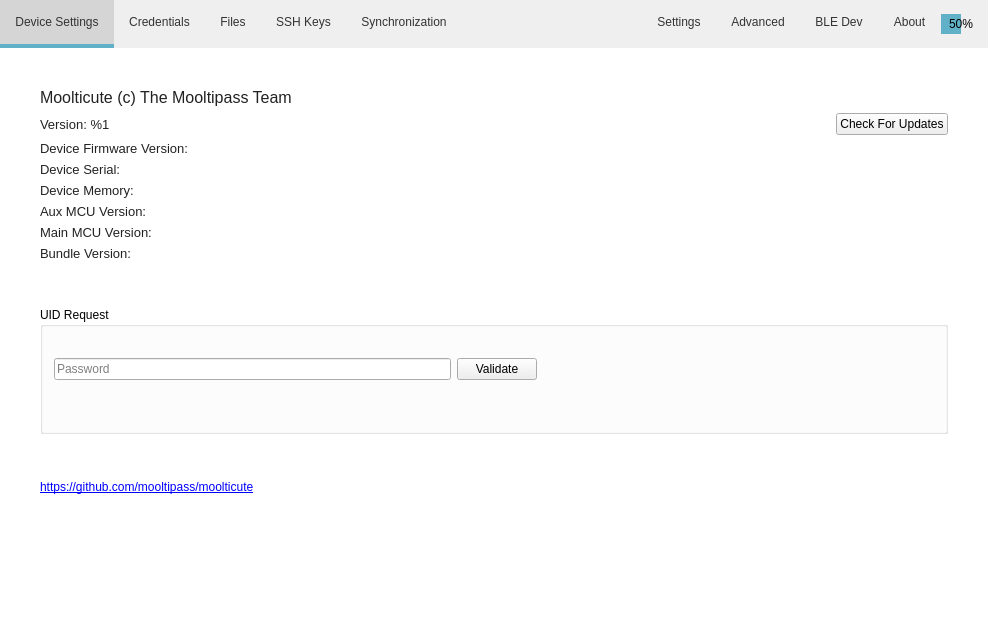
Above: src/MainWindow.ui from mooltipass/moolticute before the change. Below: the same form after it.
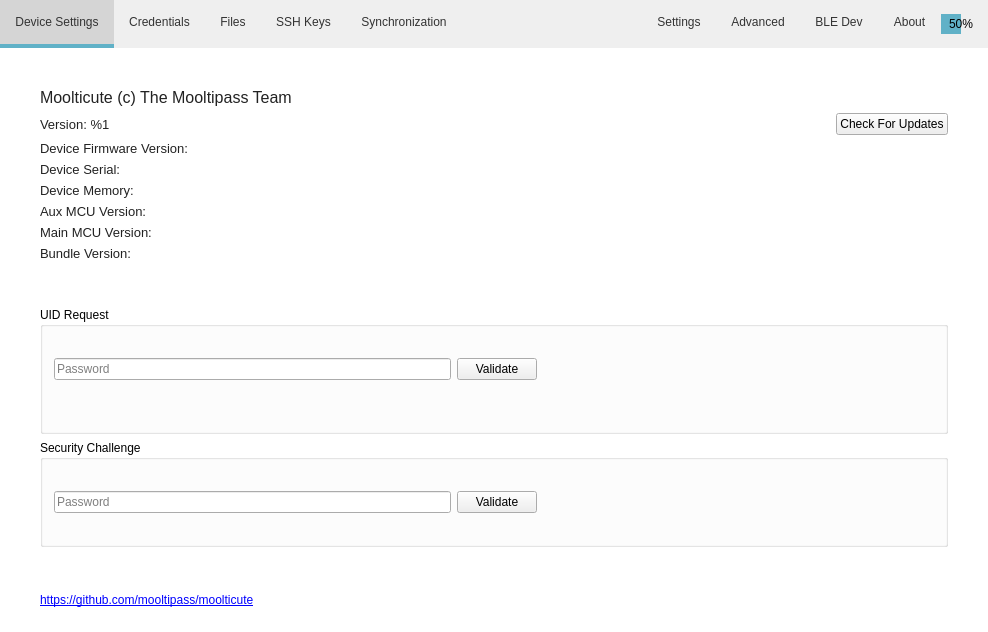
That is the form after the change. The open tabs and pages were chosen to show the change. Icons and pictures are not drawn. Custom widgets are drawn as their Qt base class.

Commit message: [BLE] Add Security Challenge

The edit to the form file:
```diff
--- a/src/MainWindow.ui
+++ b/src/MainWindow.ui
@@ -3071,6 +3071,78 @@
           </layout>
          </widget>
         </item>
+        <item>
+         <widget class="QGroupBox" name="groupBoxSecurityChallenge">
+          <property name="title">
+           <string>Security Challenge</string>
+          </property>
+          <layout class="QVBoxLayout" name="verticalLayout_32">
+           <item>
+            <widget class="QLabel" name="labelSecurityChallenge">
+             <property name="text">
+              <string/>
+             </property>
+             <property name="wordWrap">
+              <bool>true</bool>
+             </property>
+             <property name="margin">
+              <number>5</number>
+             </property>
+             <property name="openExternalLinks">
+              <bool>true</bool>
+             </property>
+            </widget>
+           </item>
+           <item>
+            <layout class="QHBoxLayout" name="horizontalLayout_59">
+             <item>
+              <widget class="QLineEdit" name="lineEditChallengeString">
+               <property name="inputMask">
+                <string/>
+               </property>
+               <property name="maxLength">
+                <number>50</number>
+               </property>
+               <property name="placeholderText">
+                <string>Password</string>
+               </property>
+              </widget>
+             </item>
+             <item>
+              <widget class="QPushButton" name="pushButtonSecurityValidate">
+               <property name="text">
+                <string>Validate</string>
+               </property>
+              </widget>
+             </item>
+             <item>
+              <spacer name="horizontalSpacer_54">
+               <property name="orientation">
+                <enum>Qt::Horizontal</enum>
+               </property>
+               <property name="sizeHint" stdset="0">
+                <size>
+                 <width>40</width>
+                 <height>20</height>
+                </size>
+               </property>
+              </spacer>
+             </item>
+            </layout>
+           </item>
+           <item>
+            <widget class="QLabel" name="labelSecurityChallangeResult">
+             <property name="text">
+              <string/>
+             </property>
+             <property name="alignment">
+              <set>Qt::AlignCenter</set>
+             </property>
+            </widget>
+           </item>
+          </layout>
+         </widget>
+        </item>
         <item>
          <spacer name="verticalSpacer_16">
           <property name="orientation">
```
The commit also changes 11 other files.
